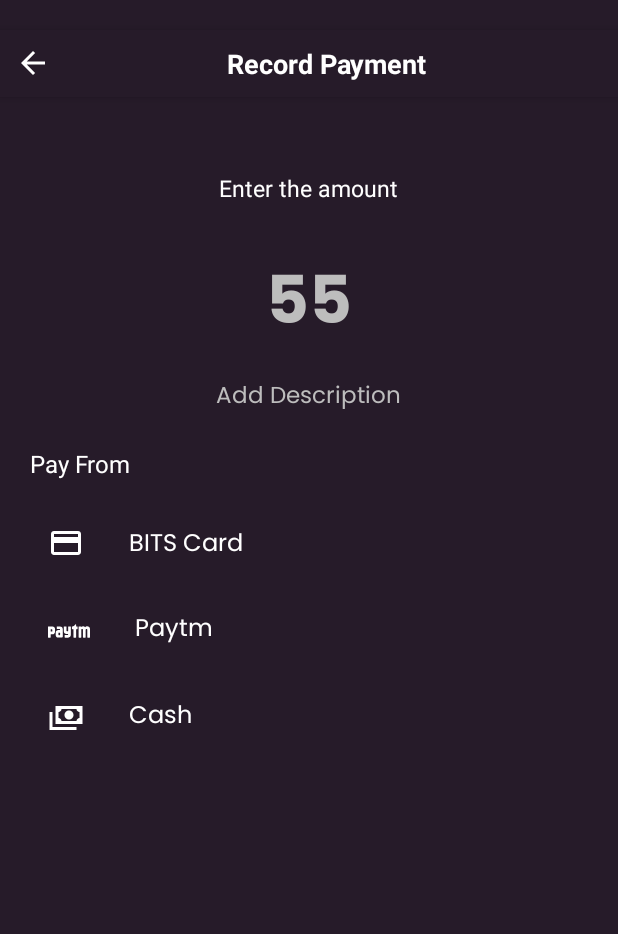
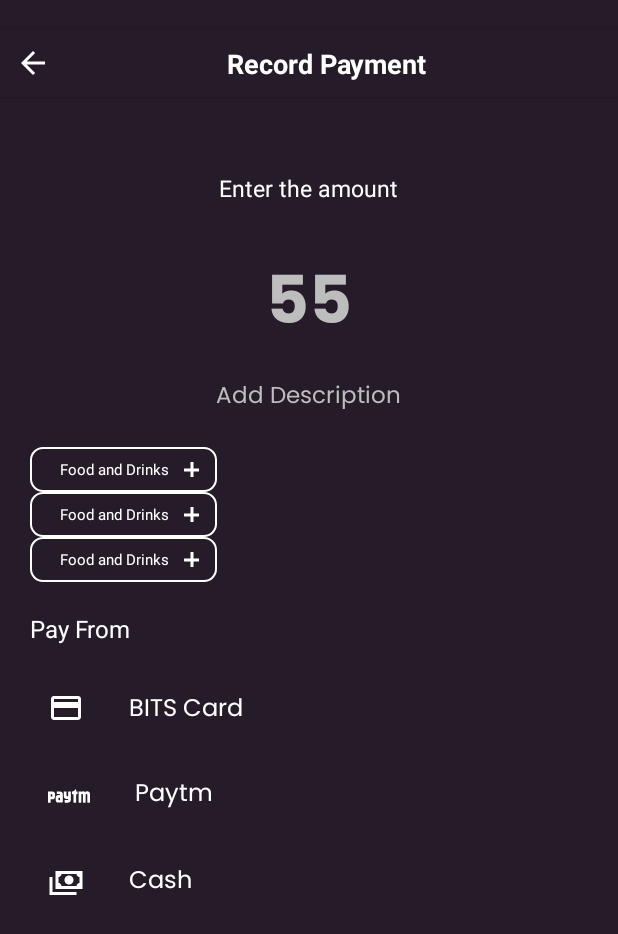
Before and after one commit to Harsh-Pokarna/Wallet-Manager, an Android app: the layout activity_record_payment.xml on its own in the app's theme, with its tools: preview values and no code run, on a phone screen of 412 x 824 dp. Shown: the top 934 px of the screen. Run offline under Robolectric (Android 15) with nearby library versions, the phone set to English and light mode, and no system bars.

Commit message:
payment tags added

```diff
--- a/app/src/main/java/com/example/walletmanager/home/DashboardActivity.kt
+++ b/app/src/main/java/com/example/walletmanager/home/DashboardActivity.kt
@@ -45,9 +45,6 @@ class DashboardActivity : AppCompatActivity(), TransactionHistoryAdapter.OnClick
 
     private fun initialiseVariables() {
 //        WalletManager.setContext(this)
-        if (applicationContext == null) {
-            Log.e("TAG", "APPLICATION CONTEXT IS NULL")
-        }
 //        homeRepo = HomeRepo(TransactionDatabase.invoke(application))
 //        viewModelFactory = HomeViewModelFactory(homeRepo)
 //        homeViewModel by viewModels<HomeViewModel> { viewModelFactory }
--- a/app/src/main/java/com/example/walletmanager/home/TransactionHistoryAdapter.kt
+++ b/app/src/main/java/com/example/walletmanager/home/TransactionHistoryAdapter.kt
@@ -55,7 +55,7 @@ class TransactionHistoryAdapter(private var listOfTransaction: List<Transaction>
 
     }
 
-    interface OnClicked{
+    interface OnClicked {
         fun onDeleteClicked(transaction: Transaction)
         fun onItemClicked(transaction: Transaction)
     }
--- a/app/src/main/java/com/example/walletmanager/pojos/Transaction.kt
+++ b/app/src/main/java/com/example/walletmanager/pojos/Transaction.kt
@@ -27,4 +27,7 @@ data class Transaction(
     @ColumnInfo(name = "transactionTime")
     val transactionTime: String = "14:34",
 
+//    @ColumnInfo(name = "listOfTags")
+//    val listOfTags: List<Tag> = emptyList()
+
     )
--- a/app/src/main/java/com/example/walletmanager/profile/TagsActivity.kt
+++ b/app/src/main/java/com/example/walletmanager/profile/TagsActivity.kt
@@ -68,6 +68,7 @@ class TagsActivity : AppCompatActivity(), TagsAdapter.OnClicked {
                 }.setNegativeButton("No") { dialogInterface, _ ->
                     dialogInterface.cancel()
                 }.show();
+
             tagInput.setText("")
         }
 
--- /dev/null
+++ b/app/src/main/res/drawable/white_rounded_outline.xml
@@ -0,0 +1,8 @@
+<?xml version="1.0" encoding="utf-8"?>
+<shape xmlns:android="http://schemas.android.com/apk/res/android">
+
+    <corners android:radius="8dp"/>
+    <stroke android:color="@color/white"
+        android:width="1dp"/>
+
+</shape>
--- a/app/src/main/res/layout/activity_record_payment.xml
+++ b/app/src/main/res/layout/activity_record_payment.xml
@@ -106,6 +106,15 @@
                         android:layout_width="wrap_content"
                         android:layout_height="wrap_content"/>
 
+                    <androidx.recyclerview.widget.RecyclerView
+                        android:paddingStart="20dp"
+                        android:layout_marginTop="20dp"
+                        android:id="@+id/payment_tag_recycler_view"
+                        android:layout_width="match_parent"
+                        android:layout_height="wrap_content"
+                        android:orientation="horizontal"
+                        tools:listitem="@layout/item_paymet_tag"/>
+
                     <TextView
                         android:textColor="@color/white"
                         android:text="Pay From"
--- /dev/null
+++ b/app/src/main/res/layout/item_paymet_tag.xml
@@ -0,0 +1,44 @@
+<?xml version="1.0" encoding="utf-8"?>
+<androidx.constraintlayout.widget.ConstraintLayout xmlns:android="http://schemas.android.com/apk/res/android"
+    xmlns:app="http://schemas.android.com/apk/res-auto"
+    android:layout_width="wrap_content"
+    android:layout_marginEnd="12dp"
+    android:background="@color/colorPrimary"
+    android:layout_height="wrap_content">
+
+    <LinearLayout
+        android:layout_width="wrap_content"
+        android:layout_height="wrap_content"
+        android:orientation="horizontal"
+        android:background="@drawable/white_rounded_outline"
+        android:paddingStart="20dp"
+        android:paddingEnd="12dp"
+        android:paddingVertical="8dp"
+        android:gravity="center_vertical"
+        app:layout_constraintStart_toStartOf="parent"
+        app:layout_constraintTop_toTopOf="parent">
+
+        <TextView
+            android:id="@+id/payment_tag_name"
+            android:layout_width="wrap_content"
+            android:layout_height="wrap_content"
+            android:text="Food and Drinks"
+            android:textSize="10dp"
+            android:textColor="@color/white" />
+
+        <View
+            android:layout_width="10dp"
+            android:layout_height="0dp"/>
+
+        <ImageButton
+            android:id="@+id/payment_tag_add_btn"
+            android:layout_width="10dp"
+            android:layout_height="10dp"
+            android:background="@color/colorTransparent"
+            android:src="@drawable/ic_baseline_add_24"/>
+
+
+    </LinearLayout>
+
+
+</androidx.constraintlayout.widget.ConstraintLayout>
```
Also changed, not shown: app/src/main/java/com/example/walletmanager/home/PaymentTagsAdapter.kt (added, +50 -0 lines), app/src/main/java/com/example/walletmanager/home/RecordPaymentActivity.kt (+29 -7 lines).
